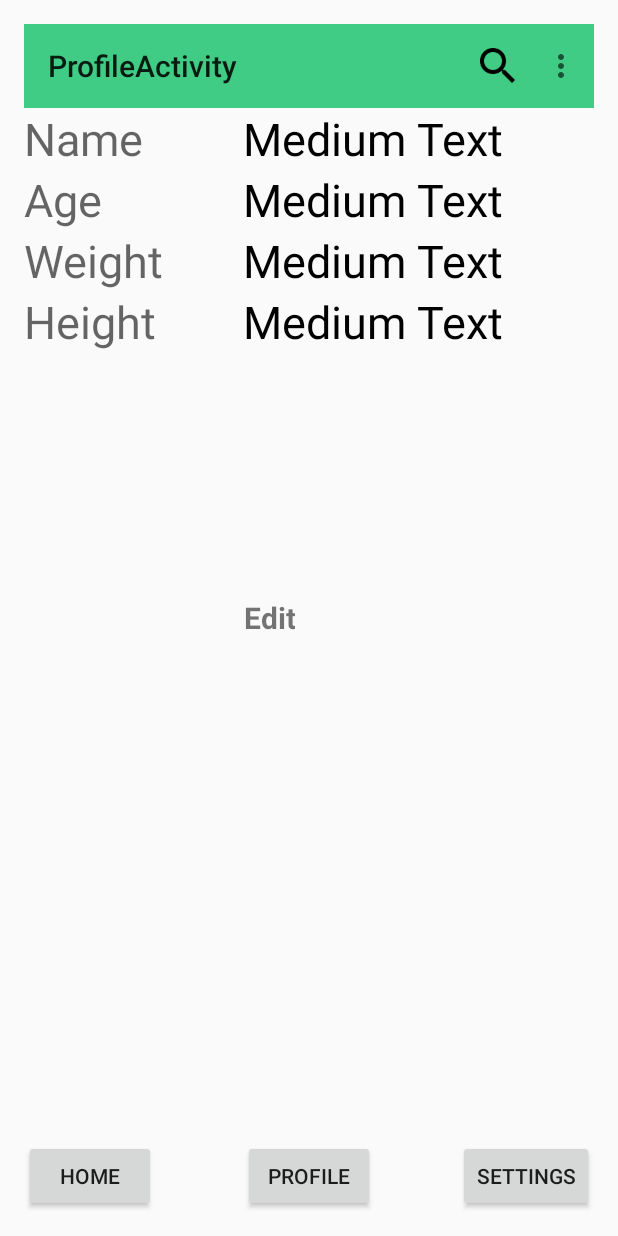
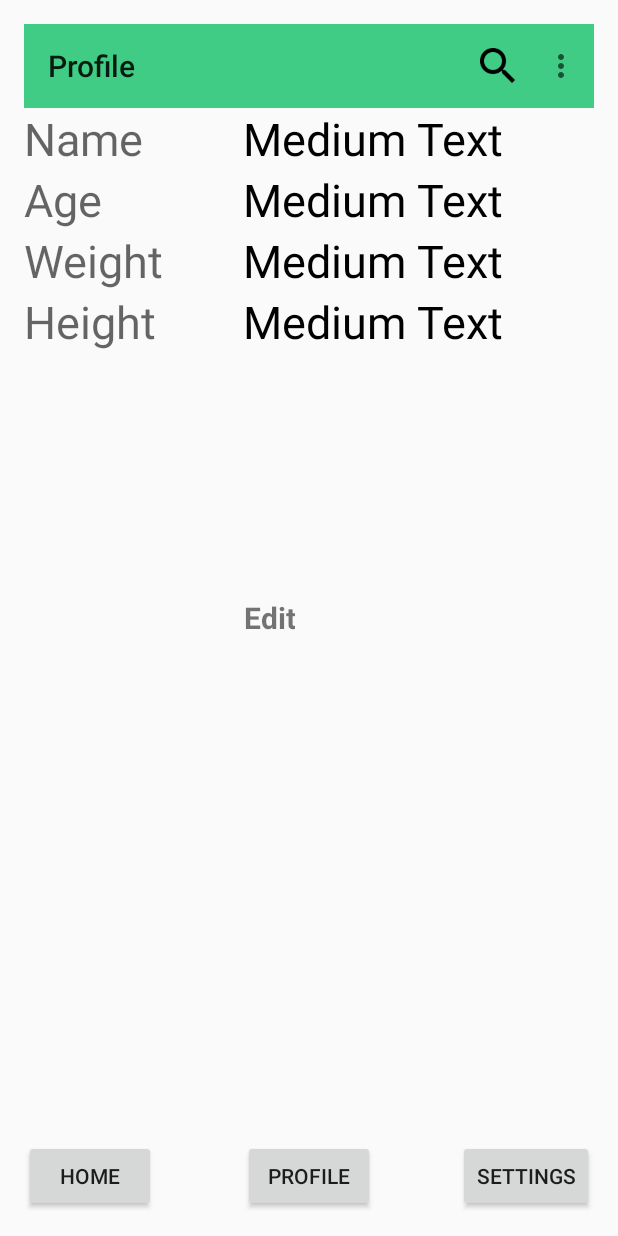
Before and after one commit to aaronlam100/NutriX, an Android app: the MainActivity screen opened directly, with no data from a screen before it, after a tap on "PROFILE", on a phone screen of 412 x 824 dp. Run offline under Robolectric (Android 15) with nearby library versions, the phone set to English and light mode, and no system bars; 4 statements that could not run were skipped.

Commit message:
Fixed toolbar titles for activities

```diff
--- a/app/src/main/java/com/nutrix/nutrix/MainActivity.java
+++ b/app/src/main/java/com/nutrix/nutrix/MainActivity.java
@@ -43,6 +43,7 @@ public class MainActivity extends AppCompatActivity implements View.OnClickListe
 
         toolbar = (Toolbar) findViewById(R.id.app_bar);
         setSupportActionBar(toolbar);
+        getSupportActionBar().setTitle("Home");
     }
 
     @Override
--- a/app/src/main/java/com/nutrix/nutrix/ProfileActivity.java
+++ b/app/src/main/java/com/nutrix/nutrix/ProfileActivity.java
@@ -52,6 +52,7 @@ public class ProfileActivity extends AppCompatActivity implements View.OnClickLi
 
         toolbar = (Toolbar) findViewById(R.id.app_bar);
         setSupportActionBar(toolbar);
+        getSupportActionBar().setTitle("Profile");
     }
 
     public void onClick(View view){
--- a/app/src/main/java/com/nutrix/nutrix/SettingsActivity.java
+++ b/app/src/main/java/com/nutrix/nutrix/SettingsActivity.java
@@ -40,6 +40,7 @@ public class SettingsActivity extends AppCompatActivity implements View.OnClickL
 
         toolbar = (Toolbar) findViewById(R.id.app_bar);
         setSupportActionBar(toolbar);
+        getSupportActionBar().setTitle("Settings");
     }
 
     public void onClick(View view){
```
